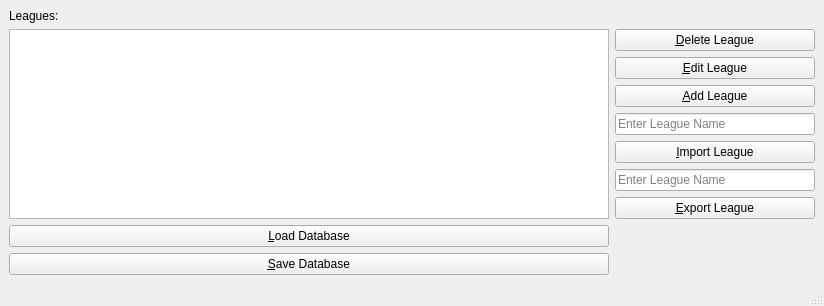
Before: the Qt Designer form CurlingLeague/GUI/main_window.ui in jmayhall/CurlingLeague, drawn with Qt 5.
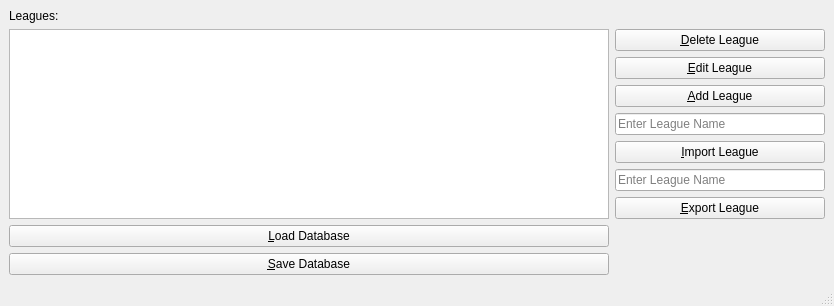
After: the same form once the commit is applied.

Commit message: Created league_editor and team_editor and connected each dialog box to respective edit buttons

```diff
--- a/CurlingLeague/GUI/main_window.ui
+++ b/CurlingLeague/GUI/main_window.ui
@@ -6,7 +6,7 @@
    <rect>
     <x>0</x>
     <y>0</y>
-    <width>630</width>
+    <width>834</width>
     <height>306</height>
    </rect>
   </property>
```
Left out of the diff: 2 changed lines with no effect on the pictures. The commit also changes 5 other files.
